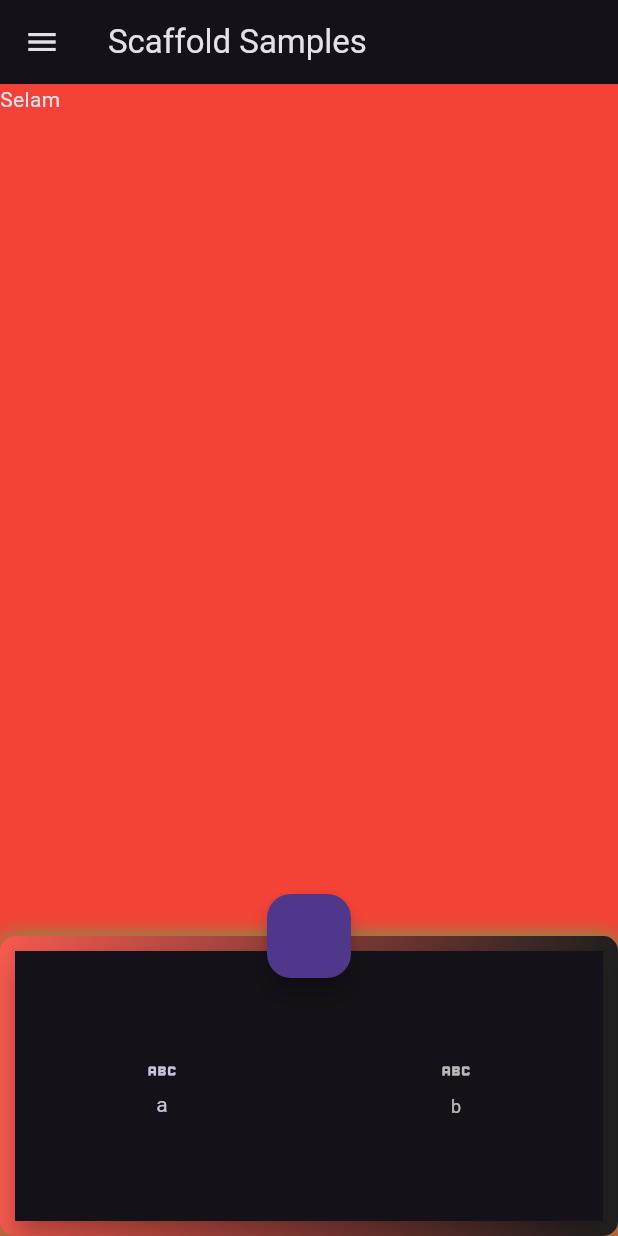
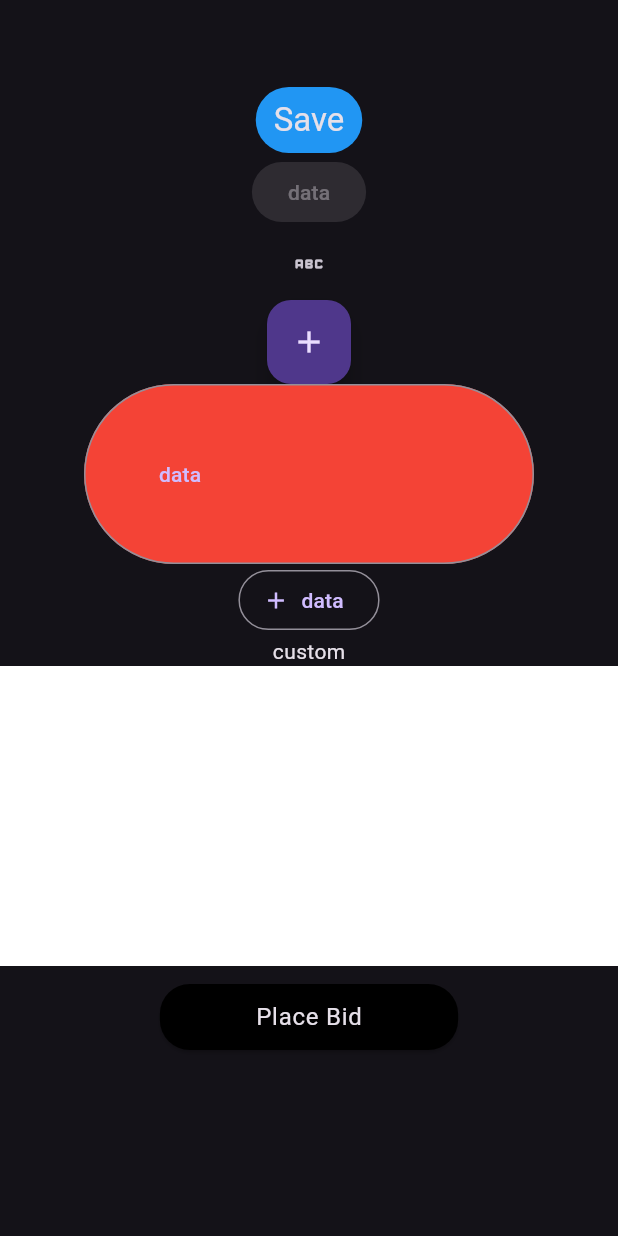
Before and after one commit to muratalarcin/Flutter_Learn, a Flutter app: the screen it shows after launch, on a phone screen of 412 x 824 dp. Run offline on Flutter 3.47's test engine with Material 3 defaults, Android fonts, the phone set to English and light mode, and no system bars.

Commit message:
button learn

```diff
--- /dev/null
+++ b/lib/101/button_learn.dart
@@ -0,0 +1,61 @@
+import 'package:flutter/material.dart';
+
+class ButtonLearn extends StatelessWidget {
+  const ButtonLearn({super.key});
+
+  @override
+  Widget build(BuildContext context) {
+    return Scaffold(
+      appBar: AppBar(),
+      body: Column(children: [
+        TextButton(
+          child: Text('Save', style: Theme.of(context).textTheme.titleLarge),
+          //style: ButtonStyle(backgroundColor: MaterialStateProperty.all<Color>(Colors.red)),//direkt backroundu ayarladık
+          style: ButtonStyle(backgroundColor: MaterialStateProperty.resolveWith((states) {
+            //basınca renk değşsin şekli
+            if (states.contains(MaterialState.pressed)) {
+              return Colors.green;
+            }
+            return Colors.blue;
+          })),
+          onPressed: () {},
+        ),
+        const ElevatedButton(onPressed: null, child: Text('data')), //Null ile tklanamaz oldu
+        IconButton(onPressed: () {}, icon: const Icon(Icons.abc_rounded)),
+        FloatingActionButton(
+          onPressed: () {},
+          child: const Icon(Icons.add),
+        ),
+        OutlinedButton(
+            style: OutlinedButton.styleFrom(
+              backgroundColor: Colors.red,
+              padding: const EdgeInsets.all(50),
+            ),
+            onPressed: () {},
+            child: const SizedBox(width: 200, child: Text('data'))),
+        OutlinedButton.icon(onPressed: () {}, icon: const Icon(Icons.add), label: const Text('data')),
+        InkWell(onTap: () {}, child: const Text('custom')), //Double tap falan da ekleniyo daha custom
+
+        Container(
+          height: 200,
+          color: Colors.white,
+        ),
+        const SizedBox(
+          height: 10,
+        ),
+        ElevatedButton(
+            style: ElevatedButton.styleFrom(
+                primary: Colors.black,
+                shape: const RoundedRectangleBorder(borderRadius: BorderRadius.all(Radius.circular(20)))),
+            onPressed: () {},
+            child: Padding(
+              padding: const EdgeInsets.only(top: 10, bottom: 10, right: 40, left: 40),
+              child: Text(
+                'Place Bid',
+                style: Theme.of(context).textTheme.bodyLarge,
+              ),
+            ))
+      ]),
+    );
+  }
+}
--- a/lib/main.dart
+++ b/lib/main.dart
@@ -1,6 +1,6 @@
 import 'package:flutter/cupertino.dart';
 import 'package:flutter/material.dart';
-import 'package:flutter_application_first/101/scaffold_learn.dart';
+import 'package:flutter_application_first/101/button_learn.dart';
 
 void main() {
   runApp(const MyApp());
@@ -17,7 +17,7 @@ class MyApp extends StatelessWidget {
       title: 'Flutter Demo',
       debugShowCheckedModeBanner: false,
       theme: ThemeData.dark(),
-      home: const ScaffoldLearnView(),
+      home: const ButtonLearn(),
     );
   }
 }
```
